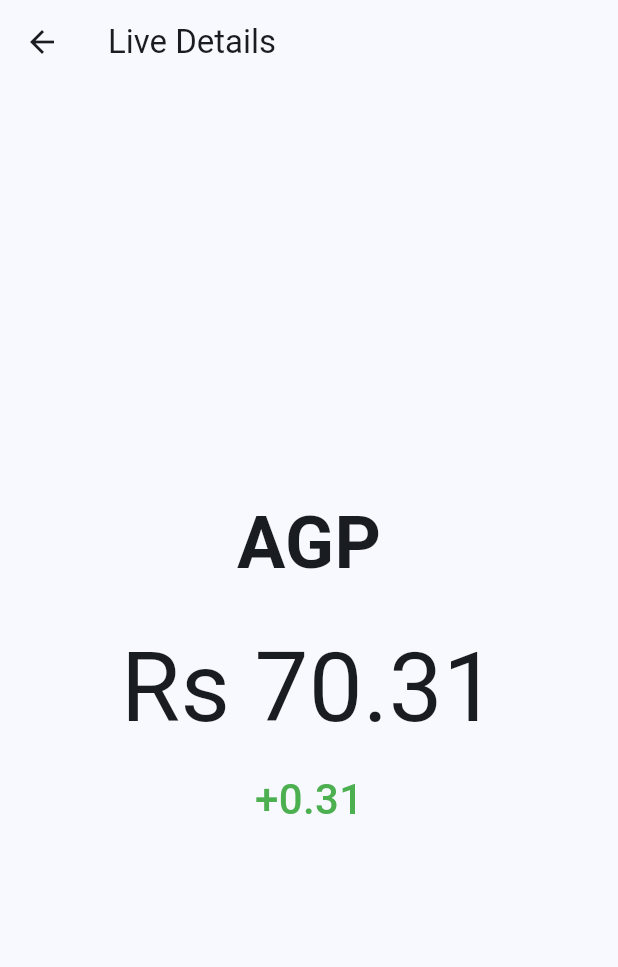
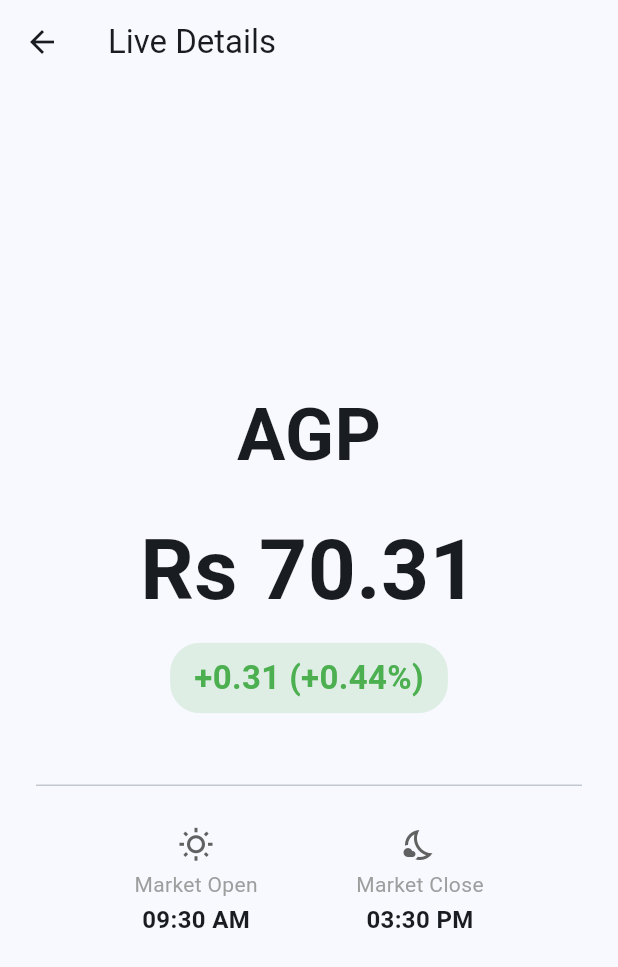
Before and after one commit to kashan980/StockWatchlist, a Flutter app: the screen it shows after launch, after a tap on "AGP", on a phone screen of 412 x 824 dp. Shown: the top 967 px of the screen. Run offline on Flutter 3.47's test engine with Material 3 defaults, Android fonts, the phone set to English and light mode, and no system bars; our stand-ins replace dio; network calls fail.

Commit message:
feat: integrate live API, add market hours, and percentage tracking

```diff
--- a/lib/models/stock_model.dart
+++ b/lib/models/stock_model.dart
@@ -2,18 +2,36 @@ class StockModel {
   final String symbol;
   final double price;
   final double netChange;
+  final double openPrice; // Added: Initial opening price of the stock
+  final String marketOpen; // Added: Market open time string (e.g., "09:30 AM")
+  final String
+  marketClose; // Added: Market close time string (e.g., "03:30 PM")
 
   StockModel({
     required this.symbol,
     required this.price,
     required this.netChange,
+    required this.openPrice,
+    required this.marketOpen,
+    required this.marketClose,
   });
 
-  StockModel copyWith({double? price, double? netChange}) {
+  /// Computed getter for percentage change relative to market open price
+  double get percentChange {
+    if (openPrice == 0) return 0.0;
+    return ((price - openPrice) / openPrice) * 100;
+  }
+
+  factory StockModel.fromJson(Map<String, dynamic> json) {
     return StockModel(
-      symbol: symbol,
-      price: price ?? this.price,
-      netChange: netChange ?? this.netChange,
+      symbol: json['symbol'] ?? '',
+      price: (json['price'] as num).toDouble(),
+      netChange: (json['netChange'] as num).toDouble(),
+      openPrice:
+          (json['openPrice'] as num?)?.toDouble() ??
+          (json['price'] as num).toDouble(),
+      marketOpen: json['marketOpen'] ?? '09:30 AM',
+      marketClose: json['marketClose'] ?? '03:30 PM',
     );
   }
 }
--- a/lib/screens/stock_detail_screen.dart
+++ b/lib/screens/stock_detail_screen.dart
@@ -12,12 +12,13 @@ class StockDetailScreen extends StatelessWidget {
     return Scaffold(
       appBar: AppBar(title: const Text('Live Details')),
       body: Center(
-        // Surgical rebuilds for the detail view
         child: ValueListenableBuilder<StockModel>(
           valueListenable: stockNotifier,
           builder: (context, stock, _) {
             final isPositive = stock.netChange >= 0;
-            return Column(
+            return Padding(
+              padding: const EdgeInsets.all(24.0),
+              child: Column(
                 mainAxisAlignment: MainAxisAlignment.center,
                 children: [
                   Text(
@@ -29,23 +30,73 @@ class StockDetailScreen extends StatelessWidget {
                   ),
                   const SizedBox(height: 16),
                   Text(
-                  '\Rs ${stock.price.toStringAsFixed(2)}',
-                  style: const TextStyle(fontSize: 64),
+                    'Rs ${stock.price.toStringAsFixed(2)}',
+                    style: const TextStyle(
+                      fontSize: 56,
+                      fontWeight: FontWeight.bold,
+                    ),
                   ),
                   const SizedBox(height: 8),
-                Text(
-                  '${isPositive ? '+' : ''}${stock.netChange.toStringAsFixed(2)}',
+                  // Percentage and Net Change Pill
+                  Container(
+                    padding: const EdgeInsets.symmetric(
+                      horizontal: 16,
+                      vertical: 8,
+                    ),
+                    decoration: BoxDecoration(
+                      color: (isPositive ? Colors.green : Colors.red)
+                          .withValues(alpha: 0.15),
+                      borderRadius: BorderRadius.circular(20),
+                    ),
+                    child: Text(
+                      '${isPositive ? '+' : ''}${stock.netChange.toStringAsFixed(2)} (${isPositive ? '+' : ''}${stock.percentChange.toStringAsFixed(2)}%)',
                       style: TextStyle(
                         color: isPositive ? Colors.green : Colors.red,
-                    fontSize: 28,
-                    fontWeight: FontWeight.w500,
+                        fontSize: 22,
+                        fontWeight: FontWeight.bold,
                       ),
                     ),
+                  ),
+                  const SizedBox(height: 40),
+                  const Divider(),
+                  const SizedBox(height: 20),
+                  // Market Open and Close Times Card
+                  Row(
+                    mainAxisAlignment: MainAxisAlignment.spaceEvenly,
+                    children: [
+                      _buildMarketTimeTile(
+                        'Market Open',
+                        stock.marketOpen,
+                        Icons.wb_sunny_outlined,
+                      ),
+                      _buildMarketTimeTile(
+                        'Market Close',
+                        stock.marketClose,
+                        Icons.nights_stay_outlined,
+                      ),
                     ],
+                  ),
+                ],
+              ),
             );
           },
         ),
       ),
     );
   }
+
+  Widget _buildMarketTimeTile(String label, String time, IconData icon) {
+    return Column(
+      children: [
+        Icon(icon, color: Colors.grey[700]),
+        const SizedBox(height: 4),
+        Text(label, style: const TextStyle(color: Colors.grey, fontSize: 14)),
+        const SizedBox(height: 2),
+        Text(
+          time,
+          style: const TextStyle(fontSize: 16, fontWeight: FontWeight.bold),
+        ),
+      ],
+    );
   }
+}
--- a/lib/screens/watchlist_screen.dart
+++ b/lib/screens/watchlist_screen.dart
@@ -21,7 +21,6 @@ class _WatchlistScreenState extends State<WatchlistScreen> {
 
   @override
   void dispose() {
-    // CRITICAL: Shut down the service and all its timers when the app closes
     _stockService.dispose();
     super.dispose();
   }
@@ -37,7 +36,6 @@ class _WatchlistScreenState extends State<WatchlistScreen> {
             return const Center(child: CircularProgressIndicator());
           }
 
-          // The ListView is built ONCE. The individual rows handle their own live rebuilds.
           return ListView.separated(
             itemCount: _stockService.stockNotifiers.length,
             separatorBuilder: (_, __) => const Divider(height: 1),
--- a/lib/services/stock_service.dart
+++ b/lib/services/stock_service.dart
@@ -1,4 +1,5 @@
 import 'dart:async';
+import 'dart:convert';
 import 'dart:math';
 
 import 'package:dio/dio.dart';
@@ -16,12 +17,26 @@ class StockService {
   Future<void> initializeAndFetch() async {
     isLoading.value = true;
     try {
+      // 1. Actually fetching the data from the API
       final response = await _dio.get(
         'https://gist.githubusercontent.com/juni12891226/937ac4583eb7407416830652df1c9fbc/raw/c7e96c1691ed15dd9ded27018cd8742ba5d1a0f6/gistfile1.txt',
       );
 
-      _populateInitialData();
+      // 2. Parsing the text file into a JSON list
+      List<dynamic> parsedData;
+      if (response.data is String) {
+        parsedData = jsonDecode(response.data);
+      } else {
+        parsedData = response.data;
+      }
+
+      // 3. Building the stocks DIRECTLY from the API data
+      for (var item in parsedData) {
+        final stock = StockModel.fromJson(item);
+        stockNotifiers[stock.symbol] = ValueNotifier(stock);
+      }
     } catch (e) {
+      // 4. If the internet is off, fall back to offline dummy data
       _populateInitialData();
     }
 
@@ -30,13 +45,23 @@ class StockService {
   }
 
   void _populateInitialData() {
-    final tickers = ['AGP', 'PSO', 'SAZGAAR', 'MLCF', 'UBL'];
+    // Now the fallback matches a full 10-stock market!
+    final tickers = [
+      'AGP', 'PSO', 'SAZGAAR', 'MLCF', 'UBL',
+      'SYS', 'TRG', 'HUBC', 'ENGRO', 'LUCK', // Added 5 more
+    ];
+
     for (var ticker in tickers) {
+      final initialPrice = 50.0 + Random().nextInt(100);
+
       stockNotifiers[ticker] = ValueNotifier(
         StockModel(
           symbol: ticker,
-          price: 50.0 + Random().nextInt(100),
+          price: initialPrice,
           netChange: 0.0,
+          openPrice: initialPrice,
+          marketOpen: '09:30 AM',
+          marketClose: '03:30 PM',
         ),
       );
     }
@@ -58,9 +83,14 @@ class StockService {
       final change = (random.nextDouble() * 4) - 2;
       final newPrice = oldStock.price + change;
 
-      notifier.value = oldStock.copyWith(
+      // Safe rebuild of the StockModel including the new required variables
+      notifier.value = StockModel(
+        symbol: oldStock.symbol,
         price: newPrice,
         netChange: oldStock.netChange + change,
+        openPrice: oldStock.openPrice, // Carries over the open price
+        marketOpen: oldStock.marketOpen, // Carries over the open time
+        marketClose: oldStock.marketClose, // Carries over the close time
       );
     });
   }
--- a/lib/widgets/stock_row.dart
+++ b/lib/widgets/stock_row.dart
@@ -32,9 +32,9 @@ class _StockRowState extends State<StockRow> {
 
     final newPrice = widget.stockNotifier.value.price;
     if (newPrice > _previousPrice) {
-      _triggerHighlight(Colors.green.withOpacity(0.3)); // Green for up
+      _triggerHighlight(Colors.green.withValues(alpha: 0.3)); // Green for up
     } else if (newPrice < _previousPrice) {
-      _triggerHighlight(Colors.red.withOpacity(0.3)); // Red for down
+      _triggerHighlight(Colors.red.withValues(alpha: 0.3)); // Red for down
     }
     _previousPrice = newPrice;
   }
@@ -82,22 +82,25 @@ class _StockRowState extends State<StockRow> {
               stock.symbol,
               style: const TextStyle(fontWeight: FontWeight.bold, fontSize: 18),
             ),
+
+            // Find the trailing Column in stock_row.dart and update the percentage text display:
             trailing: Column(
               mainAxisAlignment: MainAxisAlignment.center,
               crossAxisAlignment: CrossAxisAlignment.end,
               children: [
                 Text(
-                  '\Rs ${stock.price.toStringAsFixed(2)}',
+                  'Rs ${stock.price.toStringAsFixed(2)}',
                   style: const TextStyle(
                     fontSize: 16,
                     fontWeight: FontWeight.bold,
                   ),
                 ),
                 Text(
-                  '${isPositive ? '+' : ''}${stock.netChange.toStringAsFixed(2)}',
+                  '${isPositive ? '+' : ''}${stock.netChange.toStringAsFixed(2)} (${isPositive ? '+' : ''}${stock.percentChange.toStringAsFixed(2)}%)',
                   style: TextStyle(
                     color: isPositive ? Colors.green : Colors.red,
-                    fontSize: 14,
+                    fontSize: 13,
+                    fontWeight: FontWeight.w500,
                   ),
                 ),
               ],
```
Lines whose indentation alone changed are shown as unchanged.
